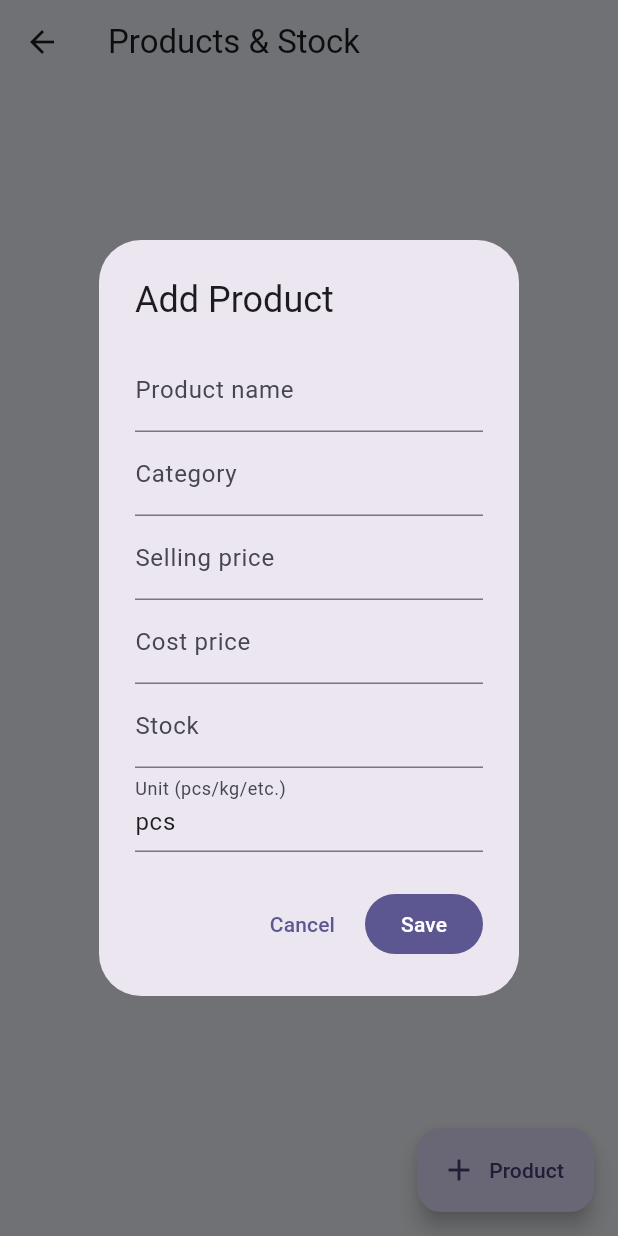
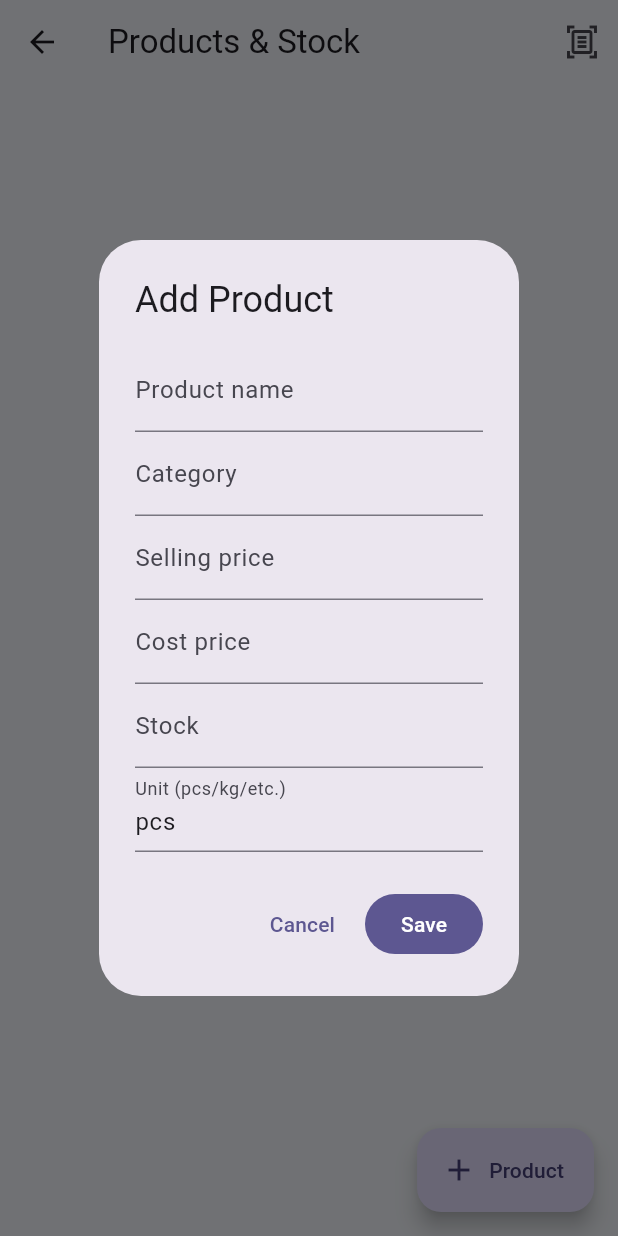
Before and after one commit to shrumu-7/Business360, a Flutter app: the screen it shows after launch, item 3 of the bottom bar chosen, after a tap on "Product", on a phone screen of 412 x 824 dp. Run offline on Flutter 3.47's test engine with Material 3 defaults, Android fonts, the phone set to English and light mode, and no system bars; our stand-ins replace image_picker, shared_preferences; missing offline and left inert: google_mlkit_text_recognition.

Commit message:
Fix Products & Stock screen and Smart Stock Import

```diff
--- a/business360_flutter/lib/screens/products_screen.dart
+++ b/business360_flutter/lib/screens/products_screen.dart
@@ -9,7 +9,6 @@ class ProductsScreen extends StatefulWidget {
   final BusinessStore store;
   @override State<ProductsScreen> createState() => _ProductsScreenState();
 }
-
 
 class _ImportedProduct {
   _ImportedProduct({required this.name, required this.cost, required this.price, required this.stock, this.unit = 'pcs'});
@@ -23,7 +22,12 @@ class _ImportedProduct {
 class _ProductsScreenState extends State<ProductsScreen> {
   late List<Product> items;
   String filter = 'All';
-  @override void initState() { super.initState(); items = widget.store.products; }
+
+  @override
+  void initState() {
+    super.initState();
+    items = [...widget.store.products];
+  }
 
   Future<void> addOrEdit([Product? old]) async {
     final name = TextEditingController(text: old?.name ?? '');
@@ -32,7 +36,10 @@ class _ProductsScreenState extends State<ProductsScreen> {
     final cost = TextEditingController(text: old?.cost.toString() ?? '');
     final stock = TextEditingController(text: old?.stock.toString() ?? '');
     final unit = TextEditingController(text: old?.unit ?? 'pcs');
-    final ok = await showDialog<bool>(context: context, builder: (dialogContext) => AlertDialog(
+
+    final ok = await showDialog<bool>(
+      context: context,
+      builder: (dialogContext) => AlertDialog(
         title: Text(old == null ? 'Add Product' : 'Edit Product'),
         content: SingleChildScrollView(child: Column(mainAxisSize: MainAxisSize.min, children: [
           TextField(controller: name, decoration: const InputDecoration(labelText: 'Product name')),
@@ -42,23 +49,45 @@ class _ProductsScreenState extends State<ProductsScreen> {
           TextField(controller: stock, keyboardType: const TextInputType.numberWithOptions(decimal: true), decoration: const InputDecoration(labelText: 'Stock')),
           TextField(controller: unit, decoration: const InputDecoration(labelText: 'Unit (pcs/kg/etc.)')),
         ])),
-      actions: [TextButton(onPressed: () => Navigator.pop(dialogContext, false), child: const Text('Cancel')), FilledButton(onPressed: () => Navigator.pop(dialogContext, true), child: const Text('Save'))],
-    ));
-    if (ok != true || name.text.trim().isEmpty) { for(final c in [name,category,price,cost,stock,unit]) c.dispose(); return; }
-    final product = old ?? Product(id: DateTime.now().microsecondsSinceEpoch.toString(), name: name.text.trim(), price: 0, stock: 0);
-    product.name = name.text.trim(); product.category = category.text.trim(); product.price = double.tryParse(price.text) ?? 0; product.cost = double.tryParse(cost.text) ?? 0; product.stock = double.tryParse(stock.text) ?? 0; product.unit = unit.text.trim().isEmpty ? 'pcs' : unit.text.trim();
+        actions: [
+          TextButton(onPressed: () => Navigator.pop(dialogContext, false), child: const Text('Cancel')),
+          FilledButton(onPressed: () => Navigator.pop(dialogContext, true), child: const Text('Save')),
+        ],
+      ),
+    );
+
+    if (ok != true || name.text.trim().isEmpty) {
+      for (final c in [name, category, price, cost, stock, unit]) c.dispose();
+      return;
+    }
+
+    final product = old ?? Product(
+      id: DateTime.now().microsecondsSinceEpoch.toString(),
+      name: name.text.trim(),
+      price: 0,
+      stock: 0,
+    );
+    product.name = name.text.trim();
+    product.category = category.text.trim();
+    product.price = double.tryParse(price.text) ?? 0;
+    product.cost = double.tryParse(cost.text) ?? 0;
+    product.stock = double.tryParse(stock.text) ?? 0;
+    product.unit = unit.text.trim().isEmpty ? 'pcs' : unit.text.trim();
+
     setState(() { if (old == null) items.add(product); });
     await widget.store.saveProducts(items);
-    for(final c in [name,category,price,cost,stock,unit]) c.dispose();
+    for (final c in [name, category, price, cost, stock, unit]) c.dispose();
   }
 
-  Future<void> remove(Product product) async { setState(() => items.remove(product)); await widget.store.saveProducts(items); }
+  Future<void> remove(Product product) async {
+    setState(() => items.remove(product));
+    await widget.store.saveProducts(items);
+  }
 
-  Future<ImageSource?> _chooseImageSource() async {
+  Future<ImageSource?> _chooseImageSource() {
     return showModalBottomSheet<ImageSource>(
       context: context,
-      builder: (sheetContext) => SafeArea(
-        child: Wrap(children: [
+      builder: (sheetContext) => SafeArea(child: Wrap(children: [
         ListTile(
           leading: const Icon(Icons.camera_alt_outlined),
           title: const Text('Take a photo'),
@@ -71,8 +100,7 @@ class _ProductsScreenState extends State<ProductsScreen> {
           subtitle: const Text('Select an existing product-list image'),
           onTap: () => Navigator.pop(sheetContext, ImageSource.gallery),
         ),
-        ]),
-      ),
+      ])),
     );
   }
 
@@ -101,7 +129,7 @@ class _ProductsScreenState extends State<ProductsScreen> {
       Navigator.of(context, rootNavigator: true).pop();
       final rows = _parseOcr(result.text);
       if (rows.isEmpty) {
-        await _showOcrHelp(result.text);
+        await _showOcrHelp();
       } else {
         await _showImportPreview(rows);
       }
@@ -122,38 +150,10 @@ class _ProductsScreenState extends State<ProductsScreen> {
       if (line.isEmpty) continue;
       final matches = RegExp(r'(?<![A-Za-z])\d+(?:[.,]\d+)?').allMatches(line).toList();
       if (matches.length < 3) continue;
-      final values = matches
-          .map((m) => double.tryParse(m.group(0)!.replaceAll(',', '.')))
-          .whereType<double>()
-          .toList();
+      final values = matches.map((m) => double.tryParse(m.group(0)!.replaceAll(',', '.'))).whereType<double>().toList();
       if (values.length < 3) continue;
       final first = matches.first;
-      final name = line.substring(0, first.start).replaceAll(RegExp(r'[-|:]+
-  @override Widget build(BuildContext context) {
-    final threshold = widget.store.prefs.getInt('lowStock') ?? 5;
-    final currency = widget.store.prefs.getString('currency') ?? '৳';
-    final categories = ['All', ...{for (final p in items) if (p.category.trim().isNotEmpty) p.category.trim()}];
-    final shown = filter == 'All' ? items : items.where((p) => p.category.trim() == filter).toList();
-    if (!categories.contains(filter)) filter = 'All';
-    return Scaffold(
-      appBar: AppBar(title: const Text('Products & Stock'), actions: [IconButton(tooltip: 'Smart Stock Import', onPressed: smartStockImport, icon: const Icon(Icons.document_scanner_outlined))]),
-      floatingActionButton: FloatingActionButton.extended(onPressed: () => addOrEdit(), icon: const Icon(Icons.add), label: const Text('Product')),
-      body: Column(children: [
-        if (categories.length > 1) SizedBox(height: 54, child: ListView(scrollDirection: Axis.horizontal, padding: const EdgeInsets.symmetric(horizontal: 12), children: [for (final c in categories) Padding(padding: const EdgeInsets.only(right: 8, top: 8), child: ChoiceChip(label: Text(c), selected: filter == c, onSelected: (_) => setState(() => filter = c)))])),
-        Expanded(child: shown.isEmpty ? const Center(child: Text('No products yet')) : ListView.builder(padding: const EdgeInsets.all(12), itemCount: shown.length, itemBuilder: (context, i) {
-          final p = shown[i]; final low = p.stock <= threshold;
-          return Card(child: ListTile(
-            leading: CircleAvatar(child: Icon(low ? Icons.warning_amber : Icons.inventory_2)),
-            title: Text(p.name),
-            subtitle: Column(crossAxisAlignment: CrossAxisAlignment.start, children: [Text(p.category.isEmpty ? 'No category' : p.category), Text('Purchase: $currency${p.cost.toStringAsFixed(2)}   •   Selling: $currency${p.price.toStringAsFixed(2)}'), Text('Stock: ${p.stock} ${p.unit}${low ? '   •   LOW STOCK' : ''}')]),
-            trailing: Wrap(children: [IconButton(onPressed: () => addOrEdit(p), icon: const Icon(Icons.edit)), IconButton(onPressed: () => remove(p), icon: const Icon(Icons.delete_outline))]),
-          ));
-        })),
-      ]),
-    );
-  }
-}
-), '').trim();
+      final name = line.substring(0, first.start).replaceAll(RegExp(r'[-|:]'), '').trim();
       if (name.length < 2 || _looksLikeHeader(name)) continue;
       rows.add(_ImportedProduct(
         name: name,
@@ -171,14 +171,12 @@ class _ProductsScreenState extends State<ProductsScreen> {
         v.contains('stock') || v.contains('quantity') || v.contains('item');
   }
 
-  Future<void> _showOcrHelp(String rawText) async {
+  Future<void> _showOcrHelp() async {
     await showDialog<void>(
       context: context,
       builder: (dialogContext) => AlertDialog(
         title: const Text('No product rows detected'),
-        content: Text(rawText.trim().isEmpty
-            ? 'No readable text was found. Please use a clearer screenshot/photo.'
-            : 'The text was read, but product rows could not be identified. Use a clear table screenshot where each row contains product name, purchase price, selling price and stock.'),
+        content: const Text('No readable product rows were found. Please use a clear screenshot/photo where each row contains product name, purchase price, selling price and stock.'),
         actions: [TextButton(onPressed: () => Navigator.pop(dialogContext), child: const Text('OK'))],
       ),
     );
@@ -226,7 +224,7 @@ class _ProductsScreenState extends State<ProductsScreen> {
         actions: [
           TextButton(
             onPressed: () {
-              for (final list in controllers) { for (final c in list) { c.dispose(); } }
+              _disposeControllers(controllers);
               Navigator.pop(dialogContext);
             },
             child: const Text('Cancel'),
@@ -235,17 +233,17 @@ class _ProductsScreenState extends State<ProductsScreen> {
             onPressed: () async {
               final edited = <_ImportedProduct>[];
               for (final c in controllers) {
-                final name = c[0].text.trim();
-                if (name.isEmpty) continue;
+                final productName = c[0].text.trim();
+                if (productName.isEmpty) continue;
                 edited.add(_ImportedProduct(
-                  name: name,
+                  name: productName,
                   cost: double.tryParse(c[1].text.trim()) ?? 0,
                   price: double.tryParse(c[2].text.trim()) ?? 0,
                   stock: double.tryParse(c[3].text.trim()) ?? 0,
                   unit: c[4].text.trim().isEmpty ? 'pcs' : c[4].text.trim(),
                 ));
               }
-              for (final list in controllers) { for (final c in list) { c.dispose(); } }
+              _disposeControllers(controllers);
               Navigator.pop(dialogContext);
               await _saveImportedProducts(edited);
             },
@@ -254,6 +252,12 @@ class _ProductsScreenState extends State<ProductsScreen> {
         ],
       ),
     );
+  }
+
+  void _disposeControllers(List<List<TextEditingController>> controllers) {
+    for (final list in controllers) {
+      for (final controller in list) controller.dispose();
+    }
   }
 
   Future<void> _saveImportedProducts(List<_ImportedProduct> imported) async {
@@ -266,8 +270,12 @@ class _ProductsScreenState extends State<ProductsScreen> {
       final key = _normalize(row.name);
       Product? existing;
       for (final product in current) {
-        if (_normalize(product.name) == key) { existing = product; break; }
+        if (_normalize(product.name) == key) {
+          existing = product;
+          break;
         }
+      }
+
       if (existing != null) {
         existing.stock += row.stock;
         if (row.cost > 0) existing.cost = row.cost;
@@ -299,26 +307,91 @@ class _ProductsScreenState extends State<ProductsScreen> {
   String _normalize(String value) => value.toLowerCase().trim().replaceAll(RegExp(r'\s+'), ' ');
   String _number(double value) => value == value.roundToDouble() ? value.toInt().toString() : value.toString();
 
-  @override Widget build(BuildContext context) {
+  @override
+  Widget build(BuildContext context) {
     final threshold = widget.store.prefs.getInt('lowStock') ?? 5;
     final currency = widget.store.prefs.getString('currency') ?? '৳';
     final categories = ['All', ...{for (final p in items) if (p.category.trim().isNotEmpty) p.category.trim()}];
     final shown = filter == 'All' ? items : items.where((p) => p.category.trim() == filter).toList();
     if (!categories.contains(filter)) filter = 'All';
+
     return Scaffold(
-      appBar: AppBar(title: const Text('Products & Stock')),
-      floatingActionButton: FloatingActionButton.extended(onPressed: () => addOrEdit(), icon: const Icon(Icons.add), label: const Text('Product')),
+      appBar: AppBar(
+        title: const Text('Products & Stock'),
+        actions: [
+          IconButton(
+            tooltip: 'Smart Stock Import',
+            onPressed: smartStockImport,
+            icon: const Icon(Icons.document_scanner_outlined),
+          ),
+        ],
+      ),
+      floatingActionButton: FloatingActionButton.extended(
+        onPressed: () => addOrEdit(),
+        icon: const Icon(Icons.add),
+        label: const Text('Product'),
+      ),
       body: Column(children: [
-        if (categories.length > 1) SizedBox(height: 54, child: ListView(scrollDirection: Axis.horizontal, padding: const EdgeInsets.symmetric(horizontal: 12), children: [for (final c in categories) Padding(padding: const EdgeInsets.only(right: 8, top: 8), child: ChoiceChip(label: Text(c), selected: filter == c, onSelected: (_) => setState(() => filter = c)))])),
-        Expanded(child: shown.isEmpty ? const Center(child: Text('No products yet')) : ListView.builder(padding: const EdgeInsets.all(12), itemCount: shown.length, itemBuilder: (context, i) {
-          final p = shown[i]; final low = p.stock <= threshold;
-          return Card(child: ListTile(
+        if (categories.length > 1)
+          SizedBox(
+            height: 54,
+            child: ListView(
+              scrollDirection: Axis.horizontal,
+              padding: const EdgeInsets.symmetric(horizontal: 12),
+              children: [
+                for (final c in categories)
+                  Padding(
+                    padding: const EdgeInsets.only(right: 8, top: 8),
+                    child: ChoiceChip(
+                      label: Text(c),
+                      selected: filter == c,
+                      onSelected: (_) => setState(() => filter = c),
+                    ),
+                  ),
+              ],
+            ),
+          ),
+        Expanded(
+          child: shown.isEmpty
+              ? const Center(child: Text('No products yet'))
+              : ListView.builder(
+                  padding: const EdgeInsets.all(12),
+                  itemCount: shown.length,
+                  itemBuilder: (context, i) {
+                    final p = shown[i];
+                    final low = p.stock <= threshold;
+                    return Card(
+                      child: ListTile(
                         leading: CircleAvatar(child: Icon(low ? Icons.warning_amber : Icons.inventory_2)),
-            title: Text(p.name),
-            subtitle: Text('${p.category.isEmpty ? 'No category' : p.category} • Stock: ${p.stock} ${p.unit} • Cost: $currency${p.cost.toStringAsFixed(2)} • Sell: $currency${p.price.toStringAsFixed(2)}${low ? ' • LOW STOCK' : ''}'),
-            trailing: Wrap(children: [IconButton(onPressed: () => addOrEdit(p), icon: const Icon(Icons.edit)), IconButton(onPressed: () => remove(p), icon: const Icon(Icons.delete_outline))]),
-          ));
-        })),
+                        title: Text(p.name, style: const TextStyle(fontWeight: FontWeight.w600)),
+                        subtitle: Padding(
+                          padding: const EdgeInsets.only(top: 6),
+                          child: Column(
+                            crossAxisAlignment: CrossAxisAlignment.start,
+                            children: [
+                              if (p.category.isNotEmpty) Text('Category: ' + p.category),
+                              Text('Purchase: ' + currency + p.cost.toStringAsFixed(2)),
+                              Text('Selling: ' + currency + p.price.toStringAsFixed(2)),
+                              Text(
+                                'Current stock: ' + p.stock.toString() + ' ' + p.unit,
+                                style: TextStyle(
+                                  fontWeight: FontWeight.w600,
+                                  color: low ? Theme.of(context).colorScheme.error : null,
+                                ),
+                              ),
+                              if (low) const Text('LOW STOCK'),
+                            ],
+                          ),
+                        ),
+                        trailing: Wrap(children: [
+                          IconButton(onPressed: () => addOrEdit(p), icon: const Icon(Icons.edit)),
+                          IconButton(onPressed: () => remove(p), icon: const Icon(Icons.delete_outline)),
+                        ]),
+                      ),
+                    );
+                  },
+                ),
+        ),
       ]),
     );
   }
```
Lines whose indentation alone changed are shown as unchanged.
